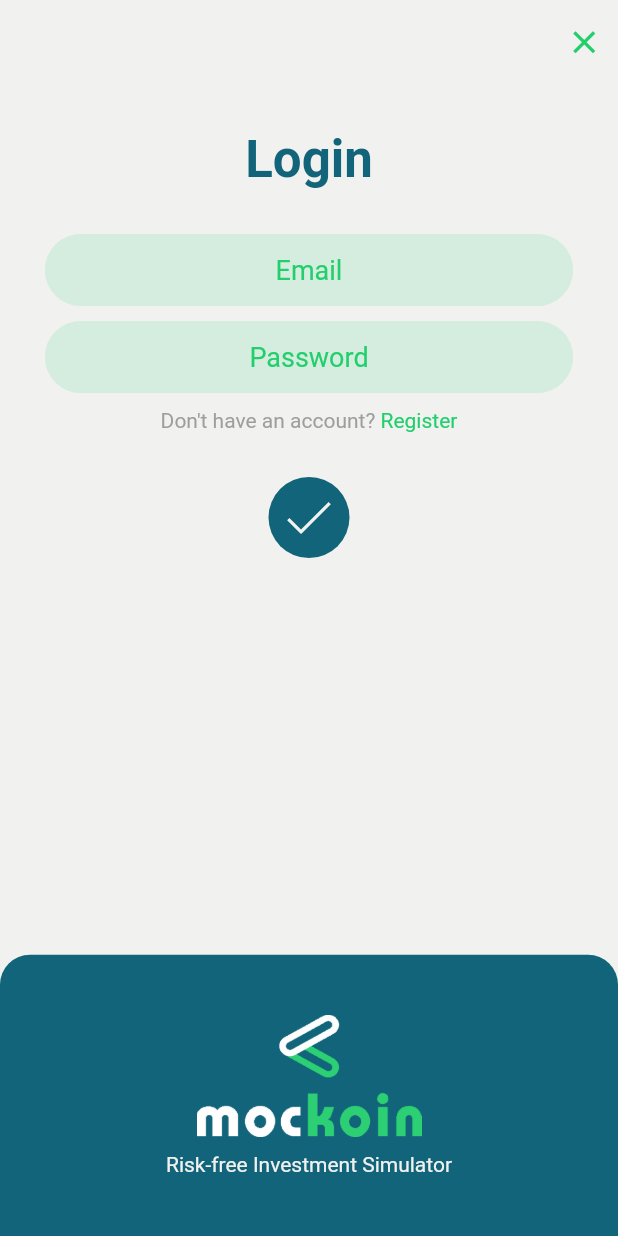
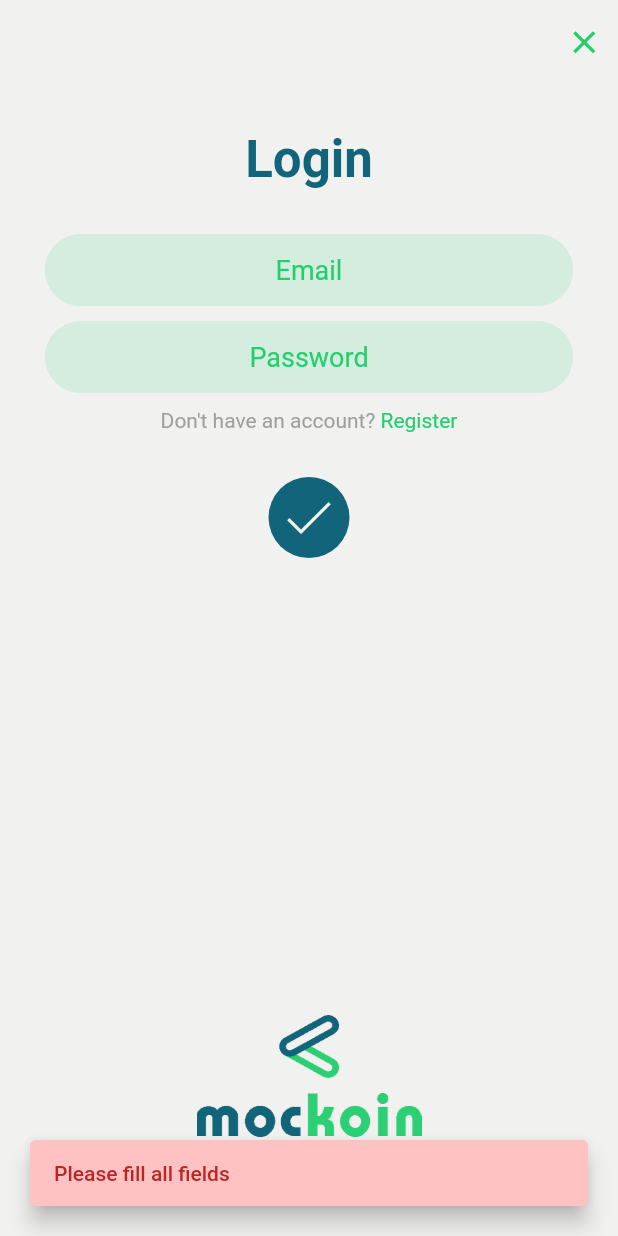
Before and after one commit to udz-codes/mockoin, a Flutter app: the LoginScreen screen opened by its route, after a tap on an icon or button, on a phone screen of 412 x 824 dp. Run offline on Flutter 3.47's test engine with Material 2 defaults, Android fonts, the phone set to English and light mode, and no system bars; drawn by our look-alikes of loading_overlay; our stand-ins replace flutter_dotenv, google_nav_bar, line_icons, shared_preferences; accounts and stored records are empty.

Commit message:
Login complete

```diff
--- /dev/null
+++ b/lib/components/green_loader.dart
@@ -0,0 +1,29 @@
+import 'package:flutter/material.dart';
+import 'package:mockoin/constants.dart';
+import 'package:loading_overlay/loading_overlay.dart';
+
+class GreenLoader extends StatelessWidget {
+
+  final bool loading;
+  final Widget child;
+
+  GreenLoader({required this.child, required this.loading});
+
+  @override
+  Widget build(BuildContext context) {
+    return LoadingOverlay(
+      opacity: 0.7,
+      color: kColorBlue,
+        progressIndicator: const SizedBox(
+          height: 70,
+          width: 70,
+          child: CircularProgressIndicator(
+            color: kColorLight,
+            strokeWidth: 2.0,
+          ),
+        ),
+        isLoading: loading,
+        child: child,
+    );
+  }
+}
--- a/lib/components/logo_header.dart
+++ b/lib/components/logo_header.dart
@@ -12,7 +12,7 @@ class LogoHeader extends StatelessWidget {
       padding: const EdgeInsets.all(40),
       width: double.infinity,
       decoration: const BoxDecoration(
-        color: kColorBlue,
+        // color: kColorGreenLight,
         borderRadius: BorderRadius.only(
           topLeft: Radius.circular(20),
           topRight: Radius.circular(20),
@@ -23,7 +23,7 @@ class LogoHeader extends StatelessWidget {
           SizedBox(
             width: 150,
             child: Image(
-              image: AssetImage('assets/mockoinWhite.png'),
+              image: AssetImage('assets/mockoinDark.png'),
             ),
           ),
           SizedBox(
--- a/lib/constants.dart
+++ b/lib/constants.dart
@@ -5,6 +5,8 @@ import 'package:flutter/material.dart';
 // Colors
 const Color kColorGreen = Color(0xff23cf6d);
 const Color kColorGreenLight = Color(0xffd5eddf);
+const Color kColorRed = Color(0xffbd2424);
+const Color kColorRedLight = Color(0xffffc2c2);
 const Color kColorBlue = Color(0xff116479);
 const Color kColorDark = Color(0xff2E2E2E);
 const Color kColorLight = Color(0xfff1f1ef);
--- a/lib/mockoin.dart
+++ b/lib/mockoin.dart
@@ -2,6 +2,7 @@ import 'package:flutter/material.dart';
 import 'package:google_nav_bar/google_nav_bar.dart';
 import 'package:mockoin/constants.dart';
 import 'package:line_icons/line_icons.dart';
+import 'package:shared_preferences/shared_preferences.dart';
 
 class Mockoin extends StatefulWidget {
   const Mockoin({
--- a/lib/screens/login_screen.dart
+++ b/lib/screens/login_screen.dart
@@ -5,17 +5,80 @@ import 'package:mockoin/components/logo_header.dart';
 import 'package:mockoin/components/text_input_bar.dart';
 import 'package:line_icons/line_icons.dart';
 import 'package:mockoin/services/user_service.dart';
+import 'package:mockoin/services/snackbar_service.dart';
+import 'package:mockoin/components/green_loader.dart';
+import 'package:shared_preferences/shared_preferences.dart';
 
-class LoginScreen extends StatelessWidget {
+class LoginScreen extends StatefulWidget {
 
+  @override
+  State<LoginScreen> createState() => _LoginScreenState();
+}
+
+class _LoginScreenState extends State<LoginScreen> {
   TextEditingController emailController = TextEditingController();
   TextEditingController passwordController = TextEditingController();
+  SnackbarService snackbarService = SnackbarService();
+  UserService user = UserService();
 
-  UserService user = UserService();
+  bool _loading = false;
+
+  void handleLogin (context) async {
+
+    setState(() {
+      _loading = true;
+    });
+
+    var response  = await user.login(
+      email: emailController.text,
+      password: passwordController.text
+    );
+
+    setState(() {
+      _loading = false;
+    });
+
+    if (response.statusCode == 200) {
+      snackbarService.successToast(
+        context: context,
+        text: "Login successful",
+      );
+
+      Navigator.pop(context);
+
+      SharedPreferences _prefs = await SharedPreferences.getInstance();
+      print(_prefs.getString('token'));
+    } else {
+      snackbarService.failureToast(
+        context: context,
+        text: response.body,
+      );
+    }
+  }
+
+  bool validationCheck(context) {
+    if(emailController.text.isEmpty || passwordController.text.isEmpty) {
+      snackbarService.failureToast(
+        context: context,
+        text: "Please fill all fields",
+      );
+      return false;
+    } else if (passwordController.text.length < 8) {
+      snackbarService.failureToast(
+        context: context,
+        text: "Password must be atleast 8 characters",
+      );
+      return false;
+    } else {
+      return true;
+    }
+  }
 
   @override
   Widget build(BuildContext context) {
-    return Scaffold(
+    return GreenLoader(
+      loading: _loading,
+      child: Scaffold(
         resizeToAvoidBottomInset: false,
         backgroundColor: kColorLight,
         appBar: AppBar(
@@ -76,13 +139,9 @@ class LoginScreen extends StatelessWidget {
                   ),
                   const SizedBox(height: 30,),
                   RawMaterialButton(
-                  onPressed: () async {
-                    var response  = await user.login(
-                      email: emailController.text,
-                      password: passwordController.text
-                    );
-
-                    print(response.body);
+                    onPressed: () {
+                      FocusScope.of(context).unfocus();
+                      if(validationCheck(context)) handleLogin(context);
                     },
                     fillColor: kColorBlue,
                     child: const Icon(
@@ -100,6 +159,7 @@ class LoginScreen extends StatelessWidget {
             const LogoHeader(),
           ],
         ),
+      ),
     );
   }
 }
--- /dev/null
+++ b/lib/services/snackbar_service.dart
@@ -0,0 +1,50 @@
+import 'package:flutter/material.dart';
+import 'package:mockoin/constants.dart';
+
+class SnackbarService {
+  late BuildContext _context;
+  late String _snackText;
+  SnackBarBehavior _behavior = SnackBarBehavior.floating;
+
+  void showToast({
+    required Color backgroundColor,
+    required Color textColor,
+  }) {
+    final scaffold = ScaffoldMessenger.of(_context);
+    scaffold.showSnackBar(
+      SnackBar(
+        margin: const EdgeInsets.all(20),
+        behavior: _behavior,
+        backgroundColor: backgroundColor,
+        duration: const Duration(seconds: 2),
+        content: Text(
+          _snackText,
+          style: TextStyle(
+            color: textColor,
+            fontWeight: FontWeight.w500
+          ),
+        ),
+      ),
+    );
+  }
+
+  void successToast({
+    required BuildContext context,
+    required String text
+  }) {
+    _context = context;
+    _snackText = text;
+
+    showToast(backgroundColor: kColorGreenLight, textColor: kColorBlue);
+  }
+
+  void failureToast({
+    required BuildContext context,
+    required String text
+  }) {
+    _context = context;
+    _snackText = text;
+
+    showToast(backgroundColor: kColorRedLight, textColor: kColorRed);
+  }
+}
--- a/pubspec.yaml
+++ b/pubspec.yaml
@@ -37,6 +37,8 @@ dependencies:
   google_nav_bar: ^5.0.5
   line_icons: ^2.0.1
   http: ^0.13.4
+  loading_overlay: ^0.3.0
+  shared_preferences: ^2.0.8
 
 dev_dependencies:
   flutter_dotenv: ^5.0.2
```
Also changed, not shown: lib/services/user_service.dart (+14 -0 lines), assets/mockoinDark.png (added), assets/mockoinWhite.svg (deleted). Lines whose indentation alone changed are shown as unchanged.
